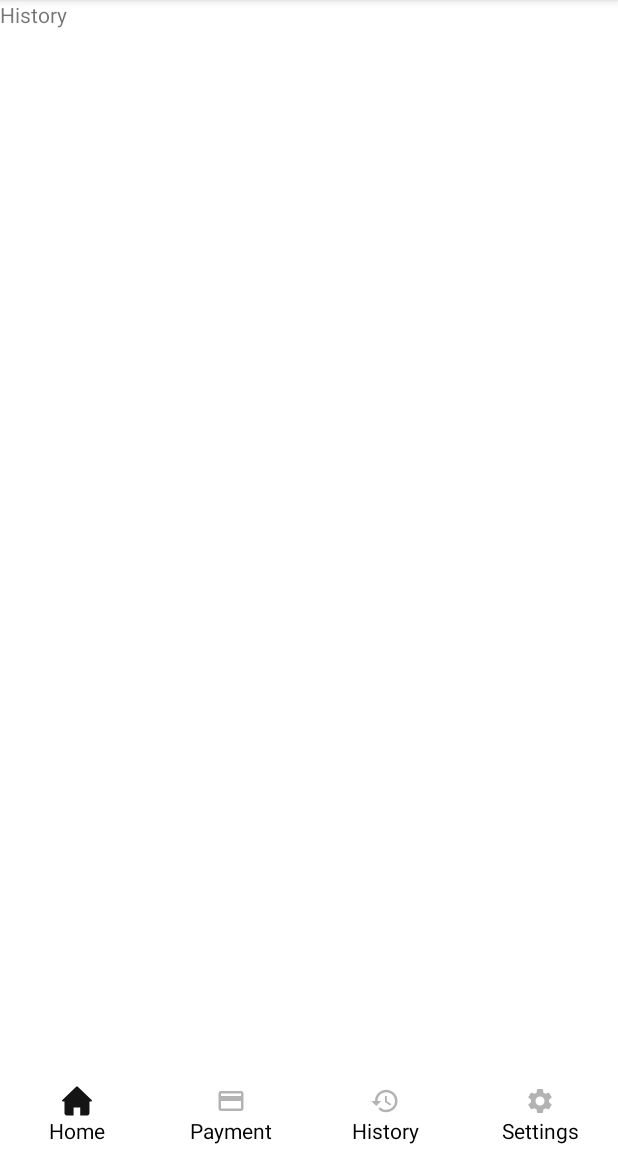
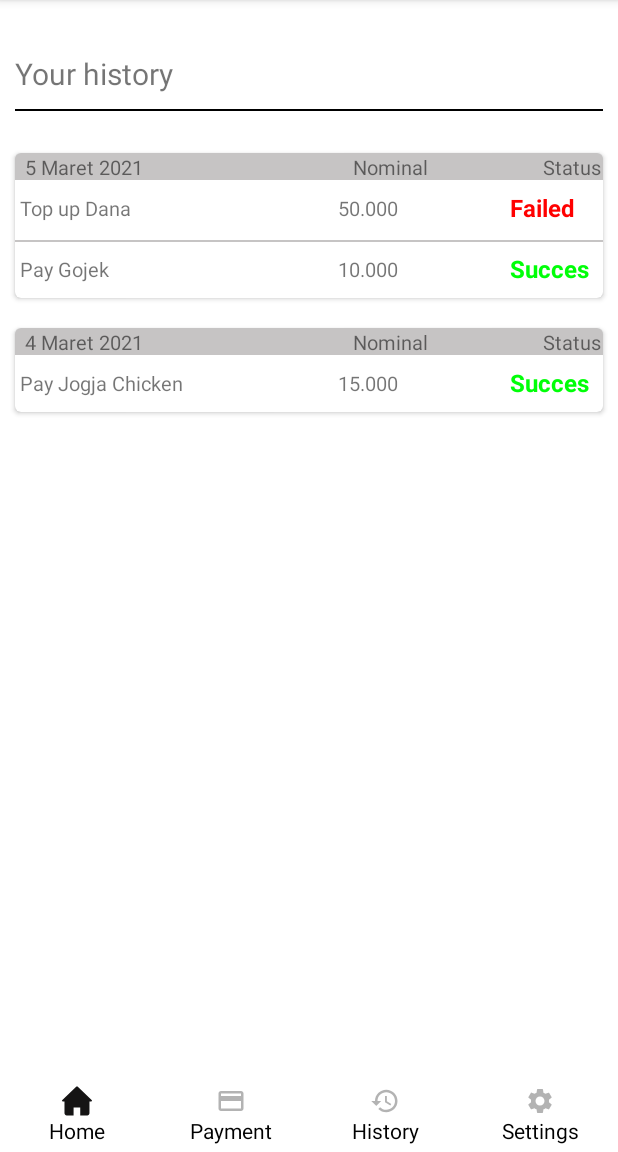
Before and after one commit to galihmay/Responsi-Fintech-20.22.2400, an Android app: the fragment HistoryFragment placed in its activity, on a phone screen of 412 x 824 dp, the part 84-1236 px from its top. Run offline under Robolectric (Android 15) with nearby library versions, the phone set to English and light mode, and no system bars; our stand-ins replace data binding.

Commit message:
isi fragment history

```diff
--- a/app/src/main/res/layout/fragment_history.xml
+++ b/app/src/main/res/layout/fragment_history.xml
@@ -3,6 +3,7 @@
     xmlns:tools="http://schemas.android.com/tools"
     android:layout_width="match_parent"
     android:layout_height="match_parent"
+    xmlns:app="http://schemas.android.com/apk/res-auto"
     tools:context=".ui.HistoryFragment">
 
     <ScrollView
@@ -16,10 +17,159 @@
             android:layout_width="match_parent"
             android:layout_height="wrap_content"
             android:orientation="vertical">
-    <TextView
-        android:layout_width="match_parent"
-        android:layout_height="match_parent"
-        android:text="History" />
+            <TextView
+                android:layout_width="match_parent"
+                android:layout_height="wrap_content"
+                android:layout_marginTop="35dp"
+                android:layout_marginLeft="10dp"
+                android:textSize="20dp"
+                android:text="Your history"/>
+
+
+            <View
+                android:id="@+id/garis"
+                android:layout_width="match_parent"
+                android:layout_height="1dp"
+                android:background="@color/black"
+                android:layout_marginTop="10dp"
+                android:layout_marginLeft="10dp"
+                android:layout_marginRight="10dp"
+
+                />
+
+            <androidx.cardview.widget.CardView
+                android:layout_width="match_parent"
+                android:layout_height="wrap_content"
+                android:layout_marginTop="28dp"
+                android:layout_marginLeft="10dp"
+                android:layout_marginRight="10dp"
+                android:layout_marginBottom="10dp"
+                app:cardCornerRadius="4dp">
+
+
+                <TextView
+                    android:layout_width="match_parent"
+                    android:layout_height="18dp"
+                    android:background="@color/gray"
+                    android:text="  5 Maret 2021
+                                         Nominal                       Status"
+                    android:textSize="13dp" />
+
+                <TextView
+                    android:id="@+id/txt3"
+                    android:layout_width="match_parent"
+                    android:layout_height="wrap_content"
+                    android:layout_marginTop="27dp"
+                    android:text=" Top up Dana"
+                    android:textSize="13dp" />
+
+                <TextView
+                    android:layout_width="wrap_content"
+                    android:layout_height="wrap_content"
+                    android:layout_marginLeft="330dp"
+                    android:layout_marginTop="25dp"
+                    android:text="Failed"
+                    android:textColor="@color/red"
+                    android:textSize="16dp"
+                    android:textStyle="bold" />
+
+                <TextView
+                    android:layout_width="wrap_content"
+                    android:layout_height="wrap_content"
+                    android:layout_marginTop="27dp"
+                    android:text="50.000"
+                    android:layout_marginLeft="215dp"
+                    android:textSize="13dp" />
+
+                <View
+                    android:layout_width="match_parent"
+                    android:layout_height="1dp"
+                    android:layout_marginTop="58dp"
+                    android:background="@color/gray"
+
+                    />
+
+
+                <TextView
+                    android:id="@+id/txt2"
+                    android:layout_width="match_parent"
+                    android:layout_height="wrap_content"
+                    android:layout_marginTop="68dp"
+                    android:text=" Pay Gojek"
+                    android:textSize="13dp" />
+
+                <TextView
+                    android:layout_width="wrap_content"
+                    android:layout_height="wrap_content"
+                    android:layout_marginLeft="330dp"
+                    android:layout_marginTop="66dp"
+                    android:text="Succes"
+                    android:textColor="@color/green"
+                    android:textSize="16dp"
+                    android:textStyle="bold" />
+
+                <TextView
+                    android:layout_width="wrap_content"
+                    android:layout_height="wrap_content"
+                    android:layout_marginTop="68dp"
+                    android:text="10.000"
+                    android:layout_marginLeft="215dp"
+                    android:layout_marginBottom="10dp"
+                    android:textSize="13dp" />
+
+            </androidx.cardview.widget.CardView>
+
+            <androidx.cardview.widget.CardView
+                android:layout_width="match_parent"
+                android:layout_height="wrap_content"
+                android:layout_margin="10dp"
+                app:cardCornerRadius="4dp">
+
+
+                <TextView
+                    android:layout_width="match_parent"
+                    android:layout_height="18dp"
+                    android:background="@color/gray"
+                    android:textSize="13dp"
+                    android:text="  4 Maret 2021
+                                         Nominal                       Status"/>
+
+                <TextView
+                    android:id="@+id/editActivity"
+                    android:layout_width="match_parent"
+                    android:layout_height="wrap_content"
+                    android:layout_marginTop="27dp"
+                    android:text=" Pay Jogja Chicken"
+                    android:textSize="13dp" />
+
+                <TextView
+                    android:layout_width="wrap_content"
+                    android:layout_height="wrap_content"
+                    android:layout_marginLeft="330dp"
+                    android:layout_marginTop="25dp"
+                    android:text="Succes"
+                    android:textColor="@color/green"
+                    android:textSize="16dp"
+                    android:textStyle="bold" />
+
+                <TextView
+                    android:layout_width="wrap_content"
+                    android:layout_height="wrap_content"
+                    android:layout_marginTop="27dp"
+                    android:text="15.000"
+                    android:layout_marginBottom="10dp"
+                    android:layout_marginLeft="215dp"
+                    android:textSize="13dp" />
+
+
+
+
+            </androidx.cardview.widget.CardView>
+
+
+
+
+
         </LinearLayout>
     </ScrollView>
 
--- a/app/src/main/res/values/colors.xml
+++ b/app/src/main/res/values/colors.xml
@@ -9,4 +9,7 @@
     <color name="white">#FFFFFFFF</color>
     <color name="light_white">#ccffffff</color>
     <color name="light_gray">#3EEAEAEA</color>
+    <color name="gray">#3B0A0000</color>
+    <color name="red">#FF0000</color>
+    <color name="green">#00FF08</color>
 </resources>
```
